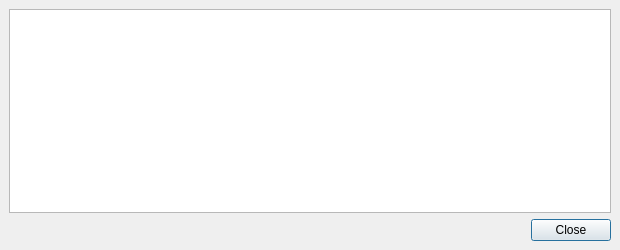
Old version of the form src/qt/forms/tokendescdialog.ui in the repository vipstar-dev/HTMLCOIN.
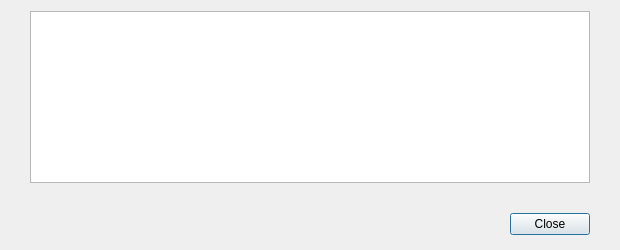
New version of the form.

What changed in the file:
```diff
--- a/src/qt/forms/tokendescdialog.ui
+++ b/src/qt/forms/tokendescdialog.ui
@@ -15,19 +15,24 @@
   </property>
   <layout class="QVBoxLayout" name="verticalLayout">
    <property name="spacing">
-    <number>6</number>
+    <number>15</number>
    </property>
    <property name="leftMargin">
-    <number>9</number>
-   </property>
-   <property name="topMargin">
-    <number>9</number>
+    <number>0</number>
    </property>
    <property name="rightMargin">
-    <number>9</number>
+    <number>0</number>
    </property>
    <property name="bottomMargin">
-    <number>9</number>
+    <number>0</number>
+   </property>
+   <item>
+    <layout class="QHBoxLayout" name="horizontalLayout_2">
+     <property name="leftMargin">
+      <number>30</number>
+     </property>
+     <property name="rightMargin">
+      <number>30</number>
    </property>
    <item>
     <widget class="QTextEdit" name="detailText">
@@ -36,6 +41,23 @@
      </property>
     </widget>
    </item>
+    </layout>
+   </item>
+   <item>
+    <widget class="QWidget" name="buttonsContainerWhite" native="true">
+     <layout class="QHBoxLayout" name="horizontalLayout">
+      <property name="leftMargin">
+       <number>30</number>
+      </property>
+      <property name="topMargin">
+       <number>15</number>
+      </property>
+      <property name="rightMargin">
+       <number>30</number>
+      </property>
+      <property name="bottomMargin">
+       <number>15</number>
+      </property>
    <item>
     <widget class="QDialogButtonBox" name="buttonBox">
      <property name="orientation">
@@ -44,6 +66,9 @@
      <property name="standardButtons">
       <set>QDialogButtonBox::Close</set>
      </property>
+       </widget>
+      </item>
+     </layout>
     </widget>
    </item>
   </layout>
```
Lines whose indentation alone changed are shown as unchanged.
